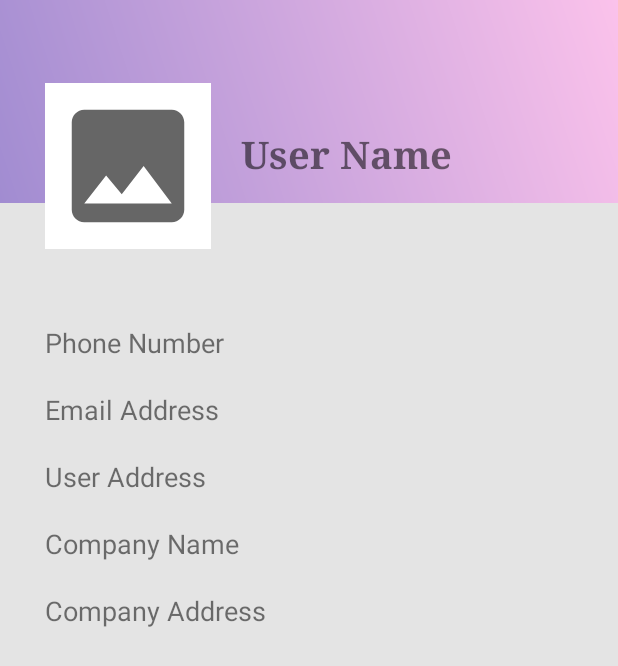
After one commit to Lokeshbibinagar/Vishwakarma, an Android app: the layout activity_profile.xml on its own in the app's theme, with its tools: preview values and no code run, on a phone screen of 412 x 824 dp. The commit adds this screen. Shown: the top 666 px of the screen. Run offline under Robolectric (Android 15) with nearby library versions, the phone set to English and light mode, and no system bars.

Commit message:
Reconfigure profile

```diff
--- a/app/src/main/AndroidManifest.xml
+++ b/app/src/main/AndroidManifest.xml
@@ -2,8 +2,8 @@
 <manifest xmlns:android="http://schemas.android.com/apk/res/android"
     package="com.example.example">
 
-    <uses-permission android:name="android.permission.INTERNET"/>
-    <uses-permission android:name="android.permission.READ_EXTERNAL_STORAGE"/>
+    <uses-permission android:name="android.permission.INTERNET" />
+    <uses-permission android:name="android.permission.READ_EXTERNAL_STORAGE" />
 
     <application
         android:allowBackup="true"
@@ -12,7 +12,7 @@
         android:roundIcon="@mipmap/ic_launcher_round"
         android:supportsRtl="true"
         android:theme="@style/Theme.Example">
-        <activity android:name=".userprofile"></activity>
+        <activity android:name=".Profile"></activity>
         <activity android:name=".ProductDetails" />
         <activity android:name=".MainActivity" />
         <activity android:name=".LoginActivity" />
--- a/app/src/main/java/com/example/example/MainActivity.java
+++ b/app/src/main/java/com/example/example/MainActivity.java
@@ -154,7 +154,8 @@ public class MainActivity extends AppCompatActivity
                 Toast.makeText(this, "Settings", Toast.LENGTH_SHORT).show();
                 return true;
             case R.id.profile:
-                Toast.makeText(this, "Profile", Toast.LENGTH_SHORT).show();
+                Intent profile = new Intent(MainActivity.this,Profile.class);
+                startActivity(profile);
                 return true;
             default:
                 return super.onOptionsItemSelected(item);
--- /dev/null
+++ b/app/src/main/res/layout/activity_profile.xml
@@ -0,0 +1,117 @@
+<?xml version="1.0" encoding="utf-8"?>
+<androidx.constraintlayout.widget.ConstraintLayout xmlns:android="http://schemas.android.com/apk/res/android"
+    xmlns:app="http://schemas.android.com/apk/res-auto"
+    xmlns:tools="http://schemas.android.com/tools"
+    android:layout_width="match_parent"
+    android:layout_height="match_parent"
+    android:background="#E4E4E4"
+    tools:context=".Profile">
+
+
+    <ScrollView
+        android:layout_width="match_parent"
+        android:layout_height="wrap_content"
+        android:id="@+id/profileScrollbar"
+        tools:ignore="MissingConstraints">
+
+
+        <RelativeLayout
+            android:layout_width="match_parent"
+            android:layout_height="wrap_content"
+            android:orientation="vertical">
+
+            <ImageView
+                android:layout_width="match_parent"
+                android:layout_height="135dp"
+                android:id="@+id/profileBackground"
+                android:src="@drawable/gradient"
+                > </ImageView>
+            <ImageView
+                android:layout_width="wrap_content"
+                android:layout_height="wrap_content"
+                android:id="@+id/profilePicture"
+                android:src="@drawable/ic_baseline_image_24"
+                android:padding="5dp"
+                android:background="#ffff"
+                android:layout_marginLeft="30dp"
+                android:layout_marginTop="55dp"></ImageView>
+            <TextView
+                android:layout_width="wrap_content"
+                android:layout_height="wrap_content"
+                android:id="@+id/profileUsername"
+                android:layout_toRightOf="@+id/profilePicture"
+                android:text="User Name"
+                android:layout_marginTop="65dp"
+                android:textSize="25dp"
+                android:padding="20dp"
+                android:textStyle="bold"
+                android:fontFamily="serif"
+                ></TextView>
+
+
+            <TextView
+                android:layout_width="wrap_content"
+                android:layout_height="wrap_content"
+                android:id="@+id/profilePhone"
+                android:text="Phone Number"
+                android:layout_below="@+id/profilePicture"
+                android:layout_marginTop="40dp"
+                android:textSize="18dp"
+                android:layout_marginLeft="20dp"
+                android:padding="10dp" />
+
+            <TextView
+                android:layout_width="wrap_content"
+                android:layout_height="wrap_content"
+                android:id="@+id/profileEmail"
+                android:text="Email Address"
+                android:layout_marginLeft="20dp"
+                android:padding="10dp"
+                android:layout_below="@+id/profilePhone"
+                android:textSize="18dp" />
+            <TextView
+                android:layout_width="wrap_content"
+                android:layout_height="wrap_content"
+                android:id="@+id/profileAddress"
+                android:text="User Address"
+                android:layout_marginLeft="20dp"
+                android:padding="10dp"
+                android:layout_below="@+id/profileEmail"
+                android:textSize="18dp" />
+            <TextView
+                android:layout_width="wrap_content"
+                android:layout_height="wrap_content"
+                android:id="@+id/profileCompanyName"
+                android:text="Company Name"
+                android:layout_marginLeft="20dp"
+                android:padding="10dp"
+                android:layout_below="@+id/profileAddress"
+                android:textSize="18dp" />
+            <TextView
+                android:layout_width="wrap_content"
+                android:layout_height="wrap_content"
+                android:id="@+id/profileCompanyAddress"
+                android:text="Company Address"
+                android:layout_marginLeft="20dp"
+                android:padding="10dp"
+                android:layout_below="@+id/profileCompanyName"
+                android:textSize="18dp" />
+
+
+            <androidx.recyclerview.widget.RecyclerView
+                android:layout_width="match_parent"
+                android:layout_height="wrap_content"
+                android:layout_below="@+id/profileCompanyAddress"
+                ></androidx.recyclerview.widget.RecyclerView>
+
+
+
+
+
+
+        </RelativeLayout>
+
+    </ScrollView>
+
+
+</androidx.constraintlayout.widget.ConstraintLayout>
```
Also changed, not shown: app/src/main/java/com/example/example/Profile.java (added, +68 -0 lines), app/src/main/java/com/example/example/userprofile.java (deleted, +0 -14 lines), app/src/main/res/layout/activity_userprofile.xml (deleted, +0 -87 lines).
